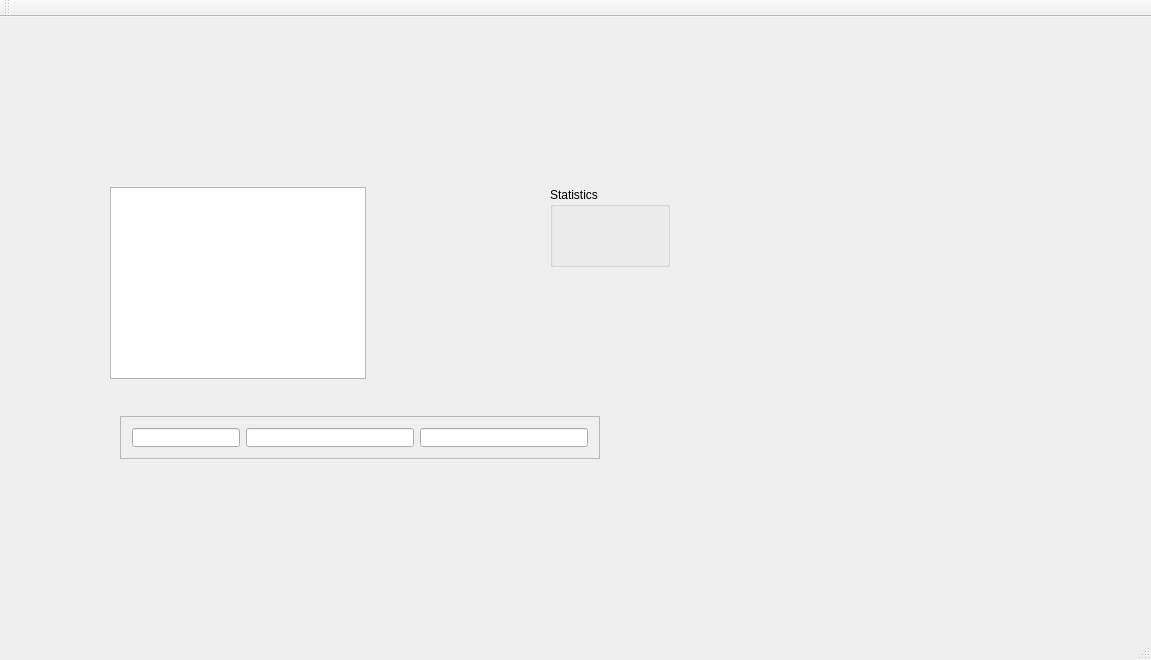
d13mon/FileSystemStatistics, file src/FileSystemStatisticsWindow.ui: the form before one commit.
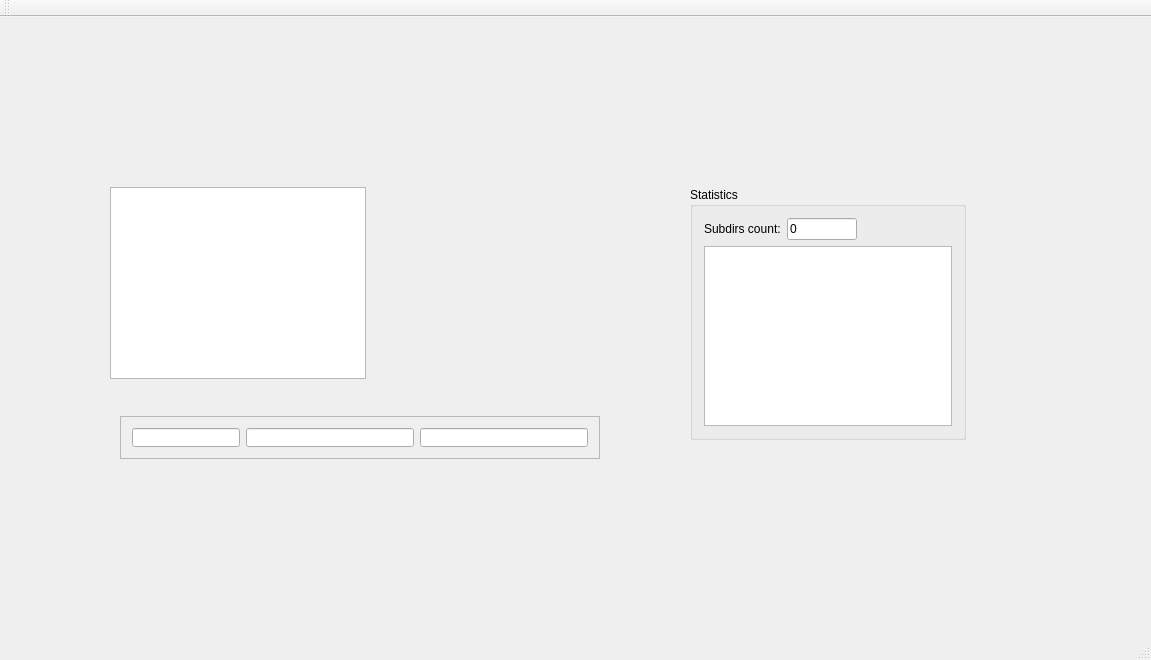
The form after the commit.

Commit message: Настройка ГУИ Код скана в отдельном потоке Добавил модель для TableView

```diff
--- a/src/FileSystemStatisticsWindow.ui
+++ b/src/FileSystemStatisticsWindow.ui
@@ -27,15 +27,76 @@
    <widget class="QGroupBox" name="statisticsGroup">
     <property name="geometry">
      <rect>
-      <x>550</x>
+      <x>690</x>
       <y>170</y>
-      <width>120</width>
-      <height>80</height>
+      <width>276</width>
+      <height>253</height>
      </rect>
     </property>
     <property name="title">
      <string>Statistics</string>
     </property>
+    <layout class="QVBoxLayout" name="verticalLayout">
+     <item>
+      <layout class="QHBoxLayout" name="horizontalLayout_3">
+       <item>
+        <widget class="QLabel" name="label">
+         <property name="text">
+          <string>Subdirs count:</string>
+         </property>
+        </widget>
+       </item>
+       <item>
+        <widget class="QLineEdit" name="statisticsSubdirsEdit">
+         <property name="sizePolicy">
+          <sizepolicy hsizetype="Fixed" vsizetype="Fixed">
+           <horstretch>0</horstretch>
+           <verstretch>0</verstretch>
+          </sizepolicy>
+         </property>
+         <property name="maximumSize">
+          <size>
+           <width>70</width>
+           <height>16777215</height>
+          </size>
+         </property>
+         <property name="text">
+          <string>0</string>
+         </property>
+         <property name="readOnly">
+          <bool>true</bool>
+         </property>
+        </widget>
+       </item>
+       <item>
+        <spacer name="horizontalSpacer">
+         <property name="orientation">
+          <enum>Qt::Horizontal</enum>
+         </property>
+         <property name="sizeHint" stdset="0">
+          <size>
+           <width>40</width>
+           <height>20</height>
+          </size>
+         </property>
+        </spacer>
+       </item>
+      </layout>
+     </item>
+     <item>
+      <widget class="QTableView" name="statisticsTable">
+       <property name="alternatingRowColors">
+        <bool>true</bool>
+       </property>
+       <property name="selectionMode">
+        <enum>QAbstractItemView::NoSelection</enum>
+       </property>
+       <attribute name="verticalHeaderVisible">
+        <bool>false</bool>
+       </attribute>
+      </widget>
+     </item>
+    </layout>
    </widget>
    <widget class="QFrame" name="statusFrame">
     <property name="geometry">
```
Left out of the diff: 8 changed lines with no effect on the pictures. The commit also changes 14 other files.
